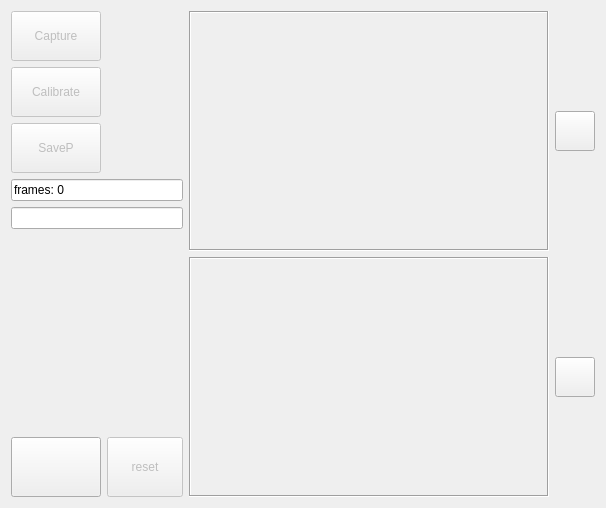
The window that calibratewidget.ui (sheeaza/surround-view) describes before a commit, drawn with Qt 5.
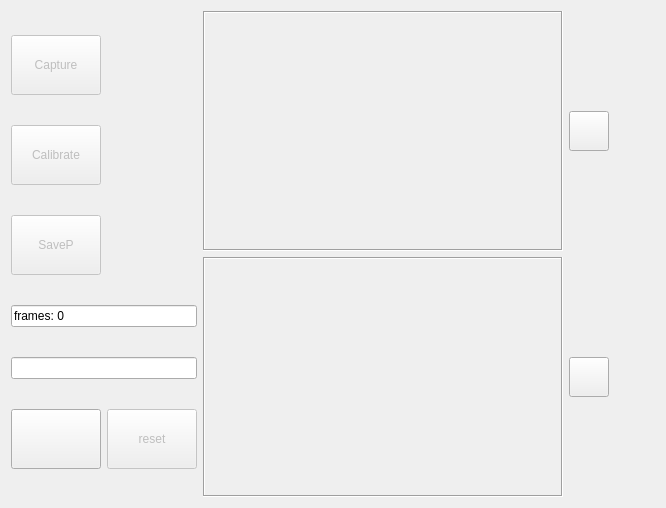
The same window after the commit. Icons and pictures are not drawn.

What changed in the file:
```diff
--- a/calibratewidget.ui
+++ b/calibratewidget.ui
@@ -6,18 +6,21 @@
    <rect>
     <x>0</x>
     <y>0</y>
-    <width>606</width>
+    <width>666</width>
     <height>506</height>
    </rect>
   </property>
   <property name="windowTitle">
    <string>Form</string>
   </property>
-  <layout class="QHBoxLayout" name="horizontalLayout">
-   <item>
+  <layout class="QGridLayout" name="gridLayout_3">
+   <item row="0" column="0">
     <layout class="QGridLayout" name="gridLayout">
-     <item row="8" column="1">
-      <widget class="QPushButton" name="exitButton">
+     <item row="3" column="1">
+      <widget class="QPushButton" name="calibrateButton">
+       <property name="enabled">
+        <bool>false</bool>
+       </property>
        <property name="sizePolicy">
         <sizepolicy hsizetype="Fixed" vsizetype="Fixed">
          <horstretch>0</horstretch>
@@ -31,29 +34,26 @@
         </size>
        </property>
        <property name="text">
-        <string/>
-       </property>
-       <property name="icon">
-        <iconset resource="icons.qrc">
-         <normaloff>:/icon/icons8-back-50.png</normaloff>:/icon/icons8-back-50.png</iconset>
-       </property>
-       <property name="iconSize">
-        <size>
-         <width>24</width>
-         <height>24</height>
-        </size>
+        <string>Calibrate</string>
        </property>
        <property name="autoDefault">
         <bool>false</bool>
        </property>
-       <property name="default">
-        <bool>false</bool>
-       </property>
        <property name="flat">
         <bool>false</bool>
        </property>
       </widget>
      </item>
+     <item row="6" column="1" colspan="2">
+      <widget class="QLineEdit" name="resultLine">
+       <property name="text">
+        <string/>
+       </property>
+       <property name="readOnly">
+        <bool>true</bool>
+       </property>
+      </widget>
+     </item>
      <item row="2" column="1">
       <widget class="QPushButton" name="captureButton">
        <property name="enabled">
@@ -68,7 +68,7 @@
        <property name="minimumSize">
         <size>
          <width>90</width>
-         <height>50</height>
+         <height>60</height>
         </size>
        </property>
        <property name="text">
@@ -88,52 +88,8 @@
        </property>
       </widget>
      </item>
-     <item row="8" column="2">
-      <widget class="QPushButton" name="resetButton">
-       <property name="enabled">
-        <bool>false</bool>
-       </property>
-       <property name="sizePolicy">
-        <sizepolicy hsizetype="Minimum" vsizetype="Fixed">
-         <horstretch>0</horstretch>
-         <verstretch>0</verstretch>
-        </sizepolicy>
-       </property>
-       <property name="minimumSize">
-        <size>
-         <width>70</width>
-         <height>60</height>
-        </size>
-       </property>
-       <property name="text">
-        <string>reset</string>
-       </property>
-       <property name="autoDefault">
-        <bool>false</bool>
-       </property>
-       <property name="flat">
-        <bool>false</bool>
-       </property>
-      </widget>
-     </item>
      <item row="7" column="1">
-      <spacer name="verticalSpacer">
-       <property name="orientation">
-        <enum>Qt::Vertical</enum>
-       </property>
-       <property name="sizeHint" stdset="0">
-        <size>
-         <width>20</width>
-         <height>40</height>
-        </size>
-       </property>
-      </spacer>
-     </item>
-     <item row="3" column="1">
-      <widget class="QPushButton" name="calibrateButton">
-       <property name="enabled">
-        <bool>false</bool>
-       </property>
+      <widget class="QPushButton" name="exitButton">
        <property name="sizePolicy">
         <sizepolicy hsizetype="Fixed" vsizetype="Fixed">
          <horstretch>0</horstretch>
@@ -143,55 +99,30 @@
        <property name="minimumSize">
         <size>
          <width>90</width>
-         <height>50</height>
+         <height>60</height>
         </size>
        </property>
-       <property name="text">
-        <string>Calibrate</string>
-       </property>
-       <property name="autoDefault">
-        <bool>false</bool>
-       </property>
-       <property name="flat">
-        <bool>false</bool>
-       </property>
-      </widget>
-     </item>
-     <item row="4" column="1">
-      <widget class="QPushButton" name="saveParaButton">
-       <property name="enabled">
-        <bool>false</bool>
-       </property>
-       <property name="sizePolicy">
-        <sizepolicy hsizetype="Fixed" vsizetype="Fixed">
-         <horstretch>0</horstretch>
-         <verstretch>0</verstretch>
-        </sizepolicy>
-       </property>
-       <property name="minimumSize">
-        <size>
-         <width>90</width>
-         <height>50</height>
-        </size>
-       </property>
-       <property name="text">
-        <string>SaveP</string>
-       </property>
-       <property name="autoDefault">
-        <bool>false</bool>
-       </property>
-       <property name="flat">
-        <bool>false</bool>
-       </property>
-      </widget>
-     </item>
-     <item row="6" column="1" colspan="2">
-      <widget class="QLineEdit" name="resultLine">
        <property name="text">
         <string/>
        </property>
-       <property name="readOnly">
-        <bool>true</bool>
+       <property name="icon">
+        <iconset resource="icons.qrc">
+         <normaloff>:/icon/icons8-back-50.png</normaloff>:/icon/icons8-back-50.png</iconset>
+       </property>
+       <property name="iconSize">
+        <size>
+         <width>24</width>
+         <height>24</height>
+        </size>
+       </property>
+       <property name="autoDefault">
+        <bool>false</bool>
+       </property>
+       <property name="default">
+        <bool>false</bool>
+       </property>
+       <property name="flat">
+        <bool>false</bool>
        </property>
       </widget>
      </item>
@@ -205,58 +136,73 @@
        </property>
       </widget>
      </item>
+     <item row="4" column="1">
+      <widget class="QPushButton" name="saveParaButton">
+       <property name="enabled">
+        <bool>false</bool>
+       </property>
+       <property name="sizePolicy">
+        <sizepolicy hsizetype="Fixed" vsizetype="Fixed">
+         <horstretch>0</horstretch>
+         <verstretch>0</verstretch>
+        </sizepolicy>
+       </property>
+       <property name="minimumSize">
+        <size>
+         <width>90</width>
+         <height>60</height>
+        </size>
+       </property>
+       <property name="text">
+        <string>SaveP</string>
+       </property>
+       <property name="autoDefault">
+        <bool>false</bool>
+       </property>
+       <property name="flat">
+        <bool>false</bool>
+       </property>
+      </widget>
+     </item>
+     <item row="7" column="2">
+      <widget class="QPushButton" name="resetButton">
+       <property name="enabled">
+        <bool>false</bool>
+       </property>
+       <property name="sizePolicy">
+        <sizepolicy hsizetype="Minimum" vsizetype="Fixed">
+         <horstretch>0</horstretch>
+         <verstretch>0</verstretch>
+        </sizepolicy>
+       </property>
+       <property name="minimumSize">
+        <size>
+         <width>90</width>
+         <height>60</height>
+        </size>
+       </property>
+       <property name="text">
+        <string>reset</string>
+       </property>
+       <property name="autoDefault">
+        <bool>false</bool>
+       </property>
+       <property name="flat">
+        <bool>false</bool>
+       </property>
+      </widget>
+     </item>
     </layout>
    </item>
-   <item>
-    <spacer name="horizontalSpacer_2">
-     <property name="orientation">
-      <enum>Qt::Horizontal</enum>
-     </property>
-     <property name="sizeHint" stdset="0">
-      <size>
-       <width>0</width>
-       <height>20</height>
-      </size>
-     </property>
-    </spacer>
-   </item>
-   <item>
+   <item row="0" column="1">
     <layout class="QGridLayout" name="gridLayout_2">
      <property name="sizeConstraint">
       <enum>QLayout::SetDefaultConstraint</enum>
      </property>
-     <item row="1" column="0">
-      <widget class="QLabel" name="dstImageLabel">
-       <property name="sizePolicy">
-        <sizepolicy hsizetype="Fixed" vsizetype="Fixed">
-         <horstretch>0</horstretch>
-         <verstretch>0</verstretch>
-        </sizepolicy>
-       </property>
-       <property name="minimumSize">
-        <size>
-         <width>360</width>
-         <height>240</height>
-        </size>
-       </property>
-       <property name="autoFillBackground">
-        <bool>false</bool>
-       </property>
-       <property name="frameShape">
-        <enum>QFrame::Box</enum>
-       </property>
-       <property name="frameShadow">
-        <enum>QFrame::Sunken</enum>
-       </property>
-       <property name="text">
-        <string/>
-       </property>
-      </widget>
-     </item>
      <item row="0" column="0">
       <widget class="QLabel" name="srcImageLabel">
        <property name="sizePolicy">
-        <sizepolicy hsizetype="Fixed" vsizetype="Fixed">
+        <sizepolicy hsizetype="Expanding" vsizetype="Expanding">
          <horstretch>0</horstretch>
          <verstretch>0</verstretch>
         </sizepolicy>
@@ -333,8 +279,49 @@
        </property>
       </widget>
      </item>
+     <item row="1" column="0">
+      <widget class="QLabel" name="dstImageLabel">
+       <property name="sizePolicy">
+        <sizepolicy hsizetype="Expanding" vsizetype="Expanding">
+         <horstretch>0</horstretch>
+         <verstretch>0</verstretch>
+        </sizepolicy>
+       </property>
+       <property name="minimumSize">
+        <size>
+         <width>360</width>
+         <height>240</height>
+        </size>
+       </property>
+       <property name="autoFillBackground">
+        <bool>false</bool>
+       </property>
+       <property name="frameShape">
+        <enum>QFrame::Box</enum>
+       </property>
+       <property name="frameShadow">
+        <enum>QFrame::Sunken</enum>
+       </property>
+       <property name="text">
+        <string/>
+       </property>
+      </widget>
+     </item>
     </layout>
    </item>
+   <item row="0" column="2">
+    <spacer name="horizontalSpacer">
+     <property name="orientation">
+      <enum>Qt::Horizontal</enum>
+     </property>
+     <property name="sizeHint" stdset="0">
+      <size>
+       <width>40</width>
+       <height>20</height>
+      </size>
+     </property>
+    </spacer>
+   </item>
   </layout>
  </widget>
  <resources>
```
Left out of the diff: 4 changed lines with no effect on the pictures.
